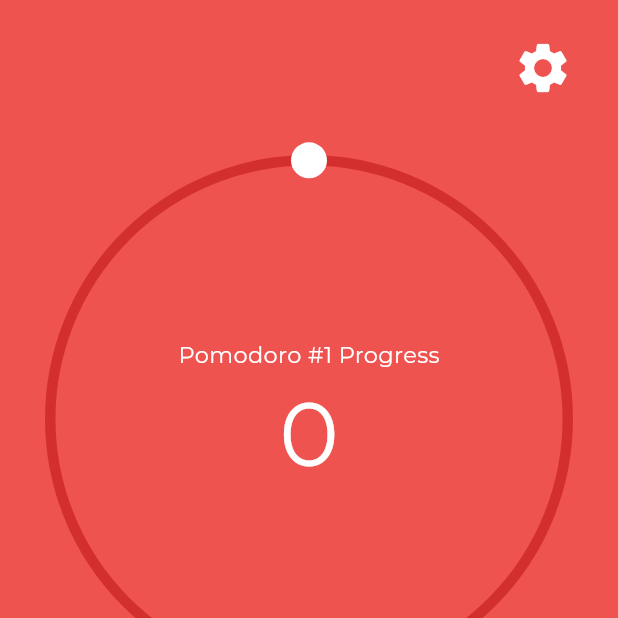
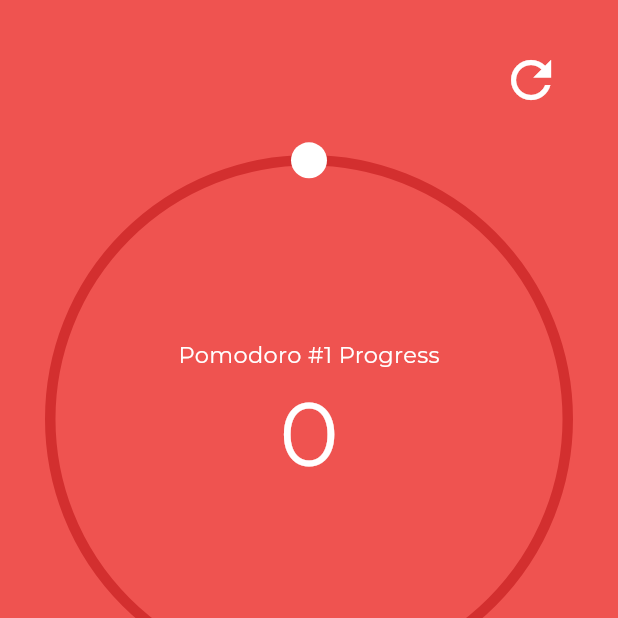
Before and after one commit to k-jun/pomodoro, a Flutter app: the screen it shows after launch, on a phone screen of 412 x 824 dp, the top half of it. Run offline on Flutter 3.47's test engine with Material 3 defaults, Android fonts, the phone set to English and light mode, and no system bars; our stand-ins replace audioplayers, equatable, flutter_bloc, google_fonts.

Commit message:
feat(all): reset button on top right

```diff
--- a/lib/pomodoro_button.dart
+++ b/lib/pomodoro_button.dart
@@ -1,6 +1,5 @@
 import 'package:flutter/material.dart';
 import 'package:flutter_bloc/flutter_bloc.dart';
-import 'package:pomodoro/bloc/pomodoro_event.dart';
 import 'bloc/bloc.dart';
 
 class PomodoroButton extends StatelessWidget {
--- a/lib/pomodoro_status.dart
+++ b/lib/pomodoro_status.dart
@@ -1,16 +1,24 @@
 import 'package:flutter/material.dart';
+import 'bloc/bloc.dart';
+import 'package:flutter_bloc/flutter_bloc.dart';
 
 class PomodoroStatus extends StatelessWidget {
   const PomodoroStatus({super.key});
 
   @override
   Widget build(BuildContext context) {
+    final pb = BlocProvider.of<PomodoroBloc>(context);
     return Container(
       alignment: Alignment.topRight,
-      child: const Icon(
-        Icons.settings,
-        color: Colors.white,
-        size: 40,
+      child: IconButton(
+        icon: const Icon(
+          Icons.refresh,
+          color: Colors.white,
+          size: 40,
+        ),
+        onPressed: () {
+          pb.add(EventReset());
+        },
       ),
     );
   }
```
